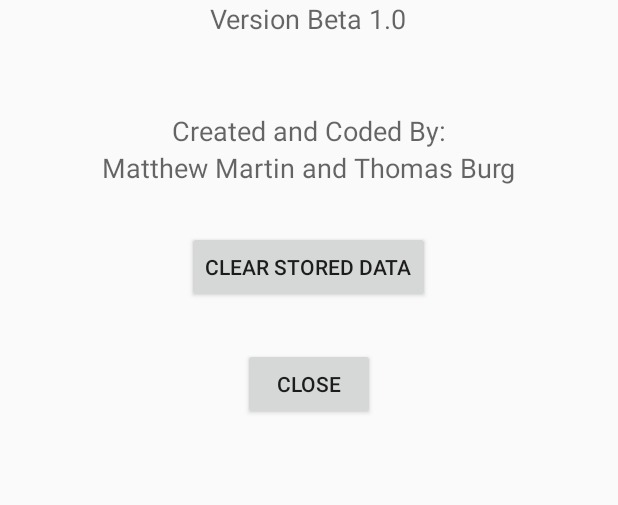
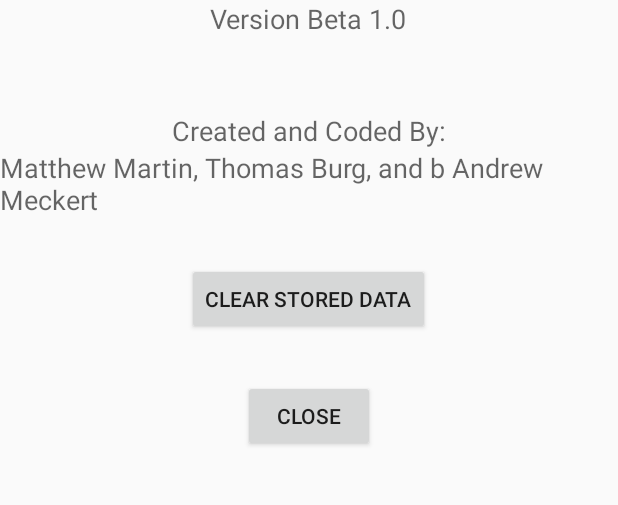
Before and after one commit to 2635Lakemonsters/ScoutNetClient, an Android app: the AboutActivity screen opened directly, with no data from a screen before it, on a phone screen of 412 x 824 dp, the part 44-549 px from its top. Run offline under Robolectric (Android 15) with nearby library versions, the phone set to English and light mode, and no system bars.

Commit message:
got libraries working

```diff
--- a/app/src/main/java/org/team2635/scoutnetclient/FieldInfoActivity.java
+++ b/app/src/main/java/org/team2635/scoutnetclient/FieldInfoActivity.java
@@ -240,17 +240,17 @@ public class FieldInfoActivity extends AppCompatActivity implements UploadPrompt
         String autoLowScores = autoFrag.getLowScores();
         String linesUp = autoFrag.linesUp();
         String autoBroke = autoFrag.autoBroke();
+        String testBox = autoFrag.testChecked();
 
         try
         {
             jsonObject.accumulate("DOESAUTO", autonomous);
-
             jsonObject.accumulate("DEFENSECROSSED", defenseCrossed);
             jsonObject.accumulate("LINESUP", linesUp);
             jsonObject.accumulate("AUTOBROKE", autoBroke);
             jsonObject.accumulate("AUTOHIGHSCORES", autoHighScores);
             jsonObject.accumulate("AUTOLOWSCORES", autoLowScores);
-
+            jsonObject.accumulate("TESTCHECKED", autonomous);
         } catch (Exception e)
         {
             Log.d("InputStream", e.getLocalizedMessage());
--- a/app/src/main/res/layout/activity_about.xml
+++ b/app/src/main/res/layout/activity_about.xml
@@ -36,12 +36,12 @@
         android:layout_gravity="center_horizontal" />
 
     <TextView
+        android:id="@+id/textView4"
         android:layout_width="wrap_content"
         android:layout_height="wrap_content"
-        android:textAppearance="?android:attr/textAppearanceMedium"
-        android:text="Matthew Martin and Thomas Burg"
-        android:id="@+id/textView4"
-        android:layout_gravity="center_horizontal" />
+        android:layout_gravity="center_horizontal"
+        android:text="Matthew Martin, Thomas Burg, and \b Andrew Meckert"
+        android:textAppearance="?android:attr/textAppearanceMedium" />
 
     <Space
         android:layout_width="match_parent"
--- a/build.gradle
+++ b/build.gradle
@@ -3,9 +3,10 @@
 buildscript {
     repositories {
         jcenter()
+        google()
     }
     dependencies {
-        classpath 'com.android.tools.build:gradle:2.3.3'
+        classpath 'com.android.tools.build:gradle:3.1.4'
 
         // NOTE: Do not place your application dependencies here; they belong
         // in the individual module build.gradle files
@@ -15,6 +16,7 @@ buildscript {
 allprojects {
     repositories {
         jcenter()
+        google()
     }
 }
 
```
Also changed, not shown: app/build.gradle (+7 -7 lines), app/src/main/java/org/team2635/scoutnetclient/fragments/AutonomousInfoFragment.java (+15 -0 lines), app/src/main/res/layout/fragment_autonomous_info.xml (+7 -0 lines), gradle/wrapper/gradle-wrapper.properties, 5 other files.
